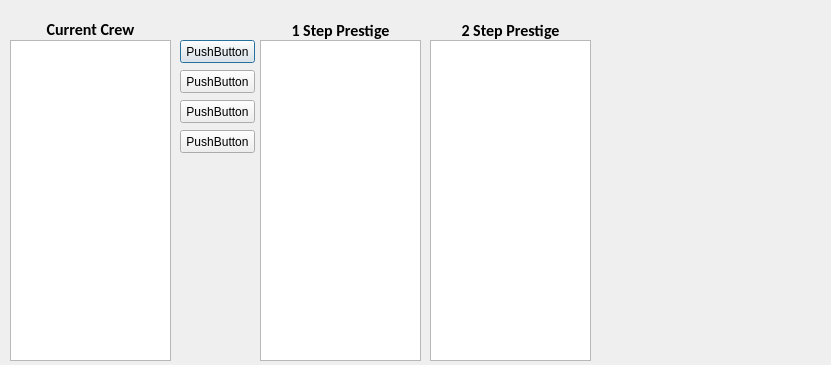
Before: the Qt Designer form _internal/_ui/pss-ttt-pc.ui in arraken/pss-ttt, drawn with Qt 5.
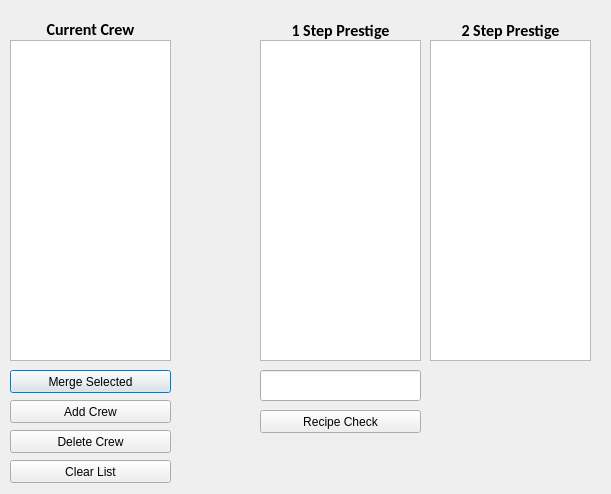
After: the same form once the commit is applied.

Patch:
```diff
--- a/_internal/_ui/pss-ttt-pc.ui
+++ b/_internal/_ui/pss-ttt-pc.ui
@@ -6,8 +6,8 @@
    <rect>
     <x>0</x>
     <y>0</y>
-    <width>831</width>
-    <height>365</height>
+    <width>611</width>
+    <height>494</height>
    </rect>
   </property>
   <property name="windowTitle">
@@ -16,53 +16,53 @@
   <widget class="QPushButton" name="pushButton">
    <property name="geometry">
     <rect>
-     <x>180</x>
-     <y>40</y>
-     <width>75</width>
+     <x>10</x>
+     <y>370</y>
+     <width>161</width>
      <height>23</height>
     </rect>
    </property>
    <property name="text">
-    <string>PushButton</string>
+    <string>Merge Selected</string>
    </property>
   </widget>
   <widget class="QPushButton" name="pushButton_2">
    <property name="geometry">
     <rect>
-     <x>180</x>
-     <y>70</y>
-     <width>75</width>
+     <x>260</x>
+     <y>410</y>
+     <width>161</width>
      <height>23</height>
     </rect>
    </property>
    <property name="text">
-    <string>PushButton</string>
+    <string>Recipe Check</string>
    </property>
   </widget>
   <widget class="QPushButton" name="pushButton_3">
    <property name="geometry">
     <rect>
-     <x>180</x>
-     <y>100</y>
-     <width>75</width>
+     <x>10</x>
+     <y>400</y>
+     <width>161</width>
      <height>23</height>
     </rect>
    </property>
    <property name="text">
-    <string>PushButton</string>
+    <string>Add Crew</string>
    </property>
   </widget>
   <widget class="QPushButton" name="pushButton_4">
    <property name="geometry">
     <rect>
-     <x>180</x>
-     <y>130</y>
-     <width>75</width>
+     <x>10</x>
+     <y>430</y>
+     <width>161</width>
      <height>23</height>
     </rect>
    </property>
    <property name="text">
-    <string>PushButton</string>
+    <string>Delete Crew</string>
    </property>
   </widget>
   <widget class="QListWidget" name="currentCrewList">
@@ -194,6 +194,29 @@
     <set>Qt::AlignCenter</set>
    </property>
   </widget>
+  <widget class="QLineEdit" name="lineEdit">
+   <property name="geometry">
+    <rect>
+     <x>260</x>
+     <y>370</y>
+     <width>161</width>
+     <height>31</height>
+    </rect>
+   </property>
+  </widget>
+  <widget class="QPushButton" name="clearCrewListButton">
+   <property name="geometry">
+    <rect>
+     <x>10</x>
+     <y>460</y>
+     <width>161</width>
+     <height>23</height>
+    </rect>
+   </property>
+   <property name="text">
+    <string>Clear List</string>
+   </property>
+  </widget>
  </widget>
  <resources/>
  <connections/>
```
Left out of the diff: 8 changed lines with no effect on the pictures.
